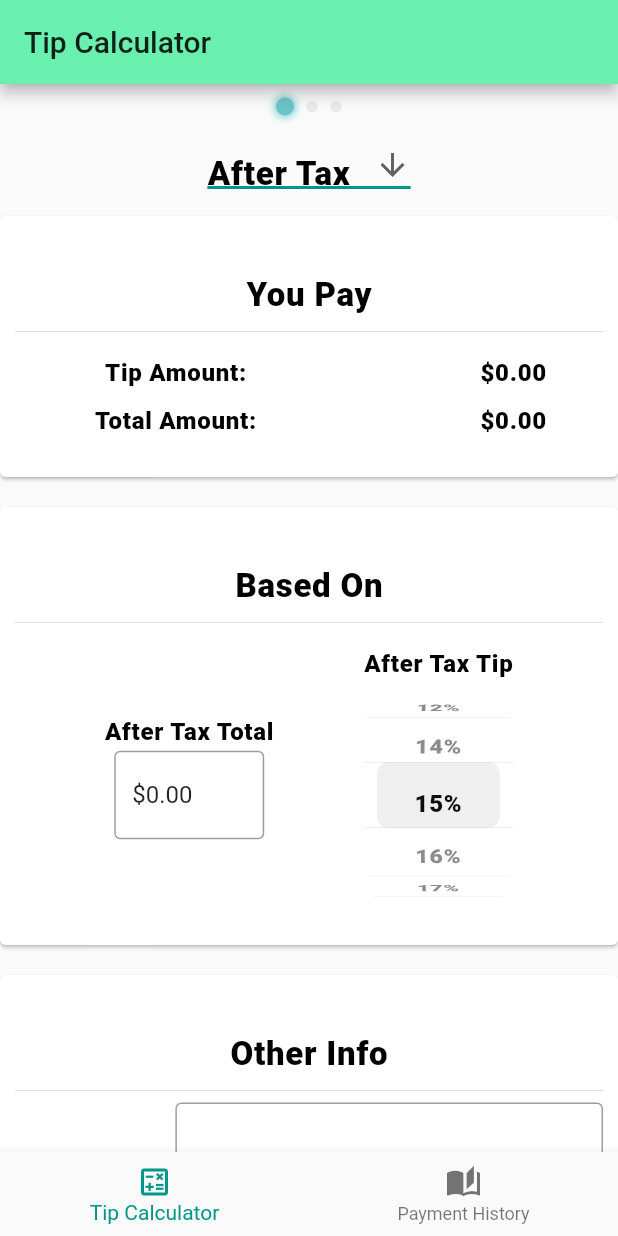
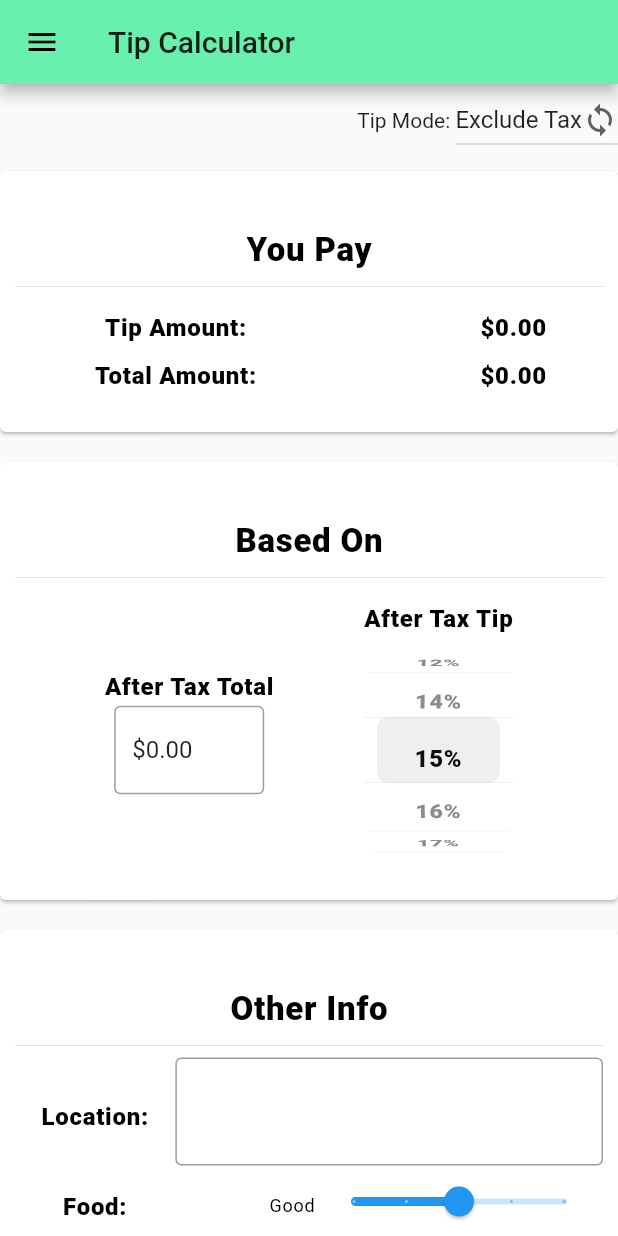
Before and after one commit to desmondgee/tip_and_review, a Flutter app: the screen it shows after launch, on a phone screen of 412 x 824 dp. Run offline on Flutter 3.47's test engine with Material 2 defaults, Android fonts, the phone set to English and light mode, and no system bars; our stand-ins replace shared_preferences; statements that could not run were skipped.

Commit message:
change mode selector into a dropdown. moved navigation into a hamburger menu

```diff
--- a/lib/main.dart
+++ b/lib/main.dart
@@ -48,6 +48,8 @@ class _TipMainState extends State<TipMain> {
   var utPayment;
   var mPayment;
 
+  var navigationTitles = ["Tip Calculator", "Payment History"];
+
   //==== Overrides ====
   @override
   void initState() {
@@ -76,24 +78,46 @@ class _TipMainState extends State<TipMain> {
         : PaymentHistory(history, prefs);
 
     return Scaffold(
-      appBar: AppBar(title: Text('Tip Calculator')),
+      appBar: AppBar(title: Text(navigationTitles[navigationIndex])),
       body: body,
-      bottomNavigationBar: BottomNavigationBar(
-        items: const <BottomNavigationBarItem>[
-          BottomNavigationBarItem(
-            icon: Icon(Icons.calculate_outlined),
-            label: 'Tip Calculator',
-          ),
-          BottomNavigationBarItem(
-            icon: Icon(Icons.auto_stories),
-            label: 'Payment History',
-          ),
-        ],
-        currentIndex: navigationIndex,
-        selectedItemColor: Colors.teal,
-        onTap: (index) => setState(() {
-          navigationIndex = index;
-        }),
+      drawer: Drawer(
+        // Add a ListView to the drawer. This ensures the user can scroll
+        // through the options in the drawer if there isn't enough vertical
+        // space to fit everything.
+        child: ListView(
+          // Important: Remove any padding from the ListView.
+          padding: EdgeInsets.zero,
+          children: <Widget>[
+            DrawerHeader(
+              decoration: BoxDecoration(
+                color: Colors.blue,
+              ),
+              child: Text('The Tip Calculator App'),
+            ),
+            ListTile(
+              title: Text('Tip Calculator'),
+              onTap: () {
+                // Update the state of the app
+                setState(() {
+                  navigationIndex = 0;
+                });
+                // Then close the drawer
+                Navigator.pop(context);
+              },
+            ),
+            ListTile(
+              title: Text('Payment History'),
+              onTap: () {
+                // Update the state of the app
+                setState(() {
+                  navigationIndex = 1;
+                });
+                // Then close the drawer
+                Navigator.pop(context);
+              },
+            ),
+          ],
+        ),
       ),
     );
   }
--- a/lib/style.dart
+++ b/lib/style.dart
@@ -36,4 +36,13 @@ class Style {
     fontSize: 16,
     height: 1,
   );
+
+  static final modePickerStyle = TextStyle(
+    color: Colors.black,
+    fontWeight: FontWeight.w800,
+    fontFamily: 'Roboto',
+    letterSpacing: 0.5,
+    fontSize: 22,
+    height: 2,
+  );
 }
--- a/lib/widget/tip_calculator.dart
+++ b/lib/widget/tip_calculator.dart
@@ -19,9 +19,17 @@ class TipCalculator extends StatefulWidget {
   TipCalculatorState createState() => TipCalculatorState();
 }
 
+var dropdownLabels = <String>['Exclude Tax', 'Include Tax', 'Custom'];
+var dropdownItems = dropdownLabels
+    .asMap()
+    .entries
+    .map<DropdownMenuItem<String>>((MapEntry<int, String> entry) {
+  return DropdownMenuItem<String>(value: entry.value, child: Text(entry.value));
+}).toList();
+
 class TipCalculatorState extends State<TipCalculator> {
   //==== State Variables ====
-  var pageController;
+  PageController pageController;
   int pageIndex = 0;
 
   //==== Overrides ====
@@ -30,13 +38,28 @@ class TipCalculatorState extends State<TipCalculator> {
     super.initState();
 
     pageController = PageController(
-        initialPage: widget.pages * 100); // can't scroll below 0 fix.
+        initialPage: widget.pages *
+            100); // can't scroll below page 0, so for looped back/forward swiping, just start at a high page number.
   }
 
   @override
   Widget build(BuildContext context) {
     return Column(children: [
-      PageDots(index: pageIndex, length: widget.pages),
+      Row(mainAxisAlignment: MainAxisAlignment.end, children: [
+        Text("Tip Mode: "),
+        DropdownButton<String>(
+            value: dropdownLabels[pageIndex],
+            icon: const Icon(Icons.sync_outlined),
+            iconSize: 24,
+            elevation: 16,
+            onChanged: (String newValue) {
+              setState(() {
+                pageIndex = dropdownLabels.indexOf(newValue);
+                pageController.jumpToPage(pageIndex);
+              });
+            },
+            items: dropdownItems)
+      ]),
       Expanded(
           child: PageView.builder(
               controller: pageController,
--- a/lib/widget/tip_calculator/calculator_scaffold.dart
+++ b/lib/widget/tip_calculator/calculator_scaffold.dart
@@ -38,20 +38,6 @@ class _CalculatorScaffoldState extends State<CalculatorScaffold> {
         body: SingleChildScrollView(
             controller: widget.scrollController,
             child: Column(children: [
-              Center(
-                  child: DropdownButton<String>(
-                      value: widget.header,
-                      icon: const Icon(Icons.arrow_downward),
-                      iconSize: 24,
-                      elevation: 16,
-                      style: Style.headerStyle,
-                      underline: Container(height: 2, color: Colors.teal),
-                      onChanged: (String newValue) {},
-                      items: <String>['Before Tax', 'After Tax', 'Custom']
-                          .map<DropdownMenuItem<String>>((String value) {
-                        return DropdownMenuItem<String>(
-                            value: value, child: Text(value));
-                      }).toList())),
               widget.body,
               SizedBox(
                   height:
```
